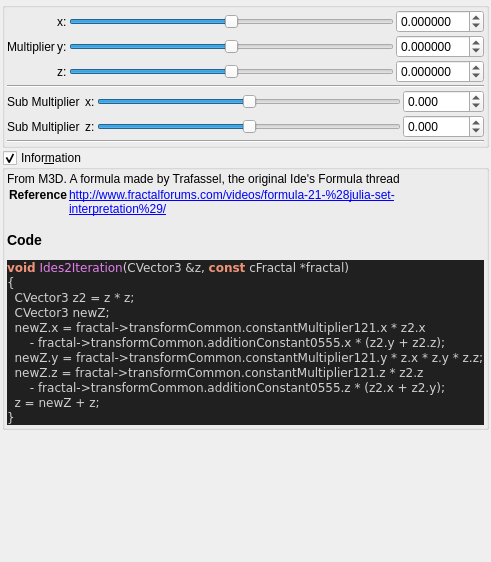
Before: the Qt Designer form mandelbulber2/qt_data/fractal_ides2.ui in buddhi1980/mandelbulber2, drawn with Qt 5.
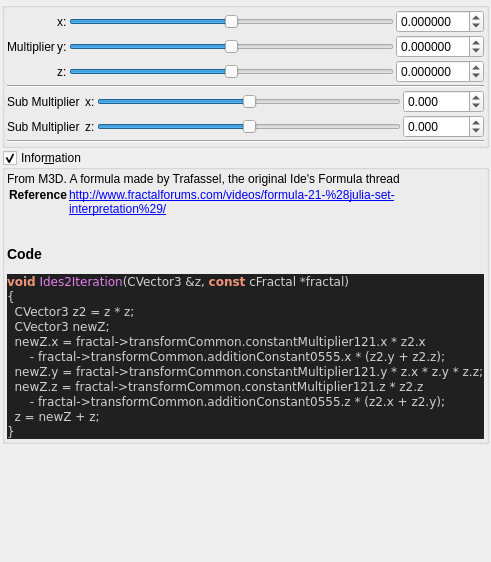
After: the same form once the commit is applied. Custom widgets are drawn as their Qt base class.

Commit message:
stripped code highlight output to body tag
 the surrounding part (HTML Tag and comment) contained version specific parts.
 Now only the body tag will be written to the ui file,
 so the complete output of populateUiInformation.php should be reproducable.

 Also readded broken symlinks in deploy/share/mandelbulber2

Patch:
```diff
--- a/mandelbulber2/qt_data/fractal_ides2.ui
+++ b/mandelbulber2/qt_data/fractal_ides2.ui
@@ -430,17 +430,12 @@
        <widget class="QLabel" name="label_code_content">
         <property name="text">
          <string>&lt;p&gt;From M3D. A formula made by Trafassel, the original Ide's Formula thread&lt;/p&gt;&lt;table&gt;
-&lt;tr&gt;&lt;th&gt;Reference&lt;/th&gt;&lt;td&gt;&lt;a href=&quot;http://www.fractalforums.com/videos/formula-21-%28julia-set-interpretation%29/&quot;&gt;http://www.fractalforums.com/videos/formula-21-%28julia-set-interpretation%29/&lt;/a&gt;&lt;/td&gt;&lt;/tr&gt;
+&lt;tr&gt;&lt;th&gt;Reference&lt;/th&gt;&lt;td&gt;&lt;a href=&quot;http://www.fractalforums.com/videos/formula-21-%28julia-set-interpretation%29/&quot;&gt;http://www.fractalforums.com/videos/formula-21-%28julia-set-interpretation%29/&lt;br&gt;
+&lt;/td&gt;&lt;/tr&gt;
 &lt;/table&gt;
 &lt;h3&gt;Code&lt;/h3&gt;
-&lt;!DOCTYPE HTML PUBLIC &quot;-//W3C//DTD HTML 4.0 Transitional//EN&quot;&gt;
-&lt;html&gt;
-&lt;head&gt;
-&lt;meta http-equiv=&quot;content-type&quot; content=&quot;text/html; charset=ISO-8859-1&quot;&gt;
-&lt;title&gt;Source file&lt;/title&gt;
-&lt;/head&gt;
 &lt;body style=&quot;background-color:#202020&quot;&gt;
-&lt;pre style=&quot;color:#d0d0d0; background-color:#202020;  font-family:'Courier New';&quot;&gt;&lt;span style=&quot;color:#f09479; font-weight:bold&quot;&gt;void&lt;/span&gt; &lt;span style=&quot;color:#e47eed&quot;&gt;Ides2Iteration&lt;/span&gt;&lt;span style=&quot;color:#d0d0d0&quot;&gt;(&lt;/span&gt;CVector3 &lt;span style=&quot;color:#d0d0d0&quot;&gt;&amp;amp;&lt;/span&gt;z&lt;span style=&quot;color:#d0d0d0&quot;&gt;,&lt;/span&gt; &lt;span style=&quot;color:#f09479; font-weight:bold&quot;&gt;const&lt;/span&gt; cFractal &lt;span style=&quot;color:#d0d0d0&quot;&gt;*&lt;/span&gt;fractal&lt;span style=&quot;color:#d0d0d0&quot;&gt;)&lt;/span&gt;
+&lt;pre style=&quot;color:#d0d0d0; background-color:#202020;  font-family:'Courier New',monospace;&quot;&gt;&lt;span style=&quot;color:#f09479; font-weight:bold&quot;&gt;void&lt;/span&gt; &lt;span style=&quot;color:#e47eed&quot;&gt;Ides2Iteration&lt;/span&gt;&lt;span style=&quot;color:#d0d0d0&quot;&gt;(&lt;/span&gt;CVector3 &lt;span style=&quot;color:#d0d0d0&quot;&gt;&amp;amp;&lt;/span&gt;z&lt;span style=&quot;color:#d0d0d0&quot;&gt;,&lt;/span&gt; &lt;span style=&quot;color:#f09479; font-weight:bold&quot;&gt;const&lt;/span&gt; cFractal &lt;span style=&quot;color:#d0d0d0&quot;&gt;*&lt;/span&gt;fractal&lt;span style=&quot;color:#d0d0d0&quot;&gt;)&lt;/span&gt;
 &lt;span style=&quot;color:#d0d0d0&quot;&gt;{&lt;/span&gt;
   CVector3 z2 &lt;span style=&quot;color:#d0d0d0&quot;&gt;=&lt;/span&gt; z &lt;span style=&quot;color:#d0d0d0&quot;&gt;*&lt;/span&gt; z&lt;span style=&quot;color:#d0d0d0&quot;&gt;;&lt;/span&gt;
   CVector3 newZ&lt;span style=&quot;color:#d0d0d0&quot;&gt;;&lt;/span&gt;
@@ -452,10 +447,7 @@
   z &lt;span style=&quot;color:#d0d0d0&quot;&gt;=&lt;/span&gt; newZ &lt;span style=&quot;color:#d0d0d0&quot;&gt;+&lt;/span&gt; z&lt;span style=&quot;color:#d0d0d0&quot;&gt;;&lt;/span&gt;
 &lt;span style=&quot;color:#d0d0d0&quot;&gt;}&lt;/span&gt;
 &lt;/pre&gt;
-&lt;/body&gt;
-&lt;/html&gt;
-&lt;!--HTML generated by highlight 3.9, http://www.andre-simon.de/--&gt;
-</string>
+&lt;/body&gt;</string>
         </property>
         <property name="wordWrap">
          <bool>true</bool>
```
The commit also changes 109 other files.
